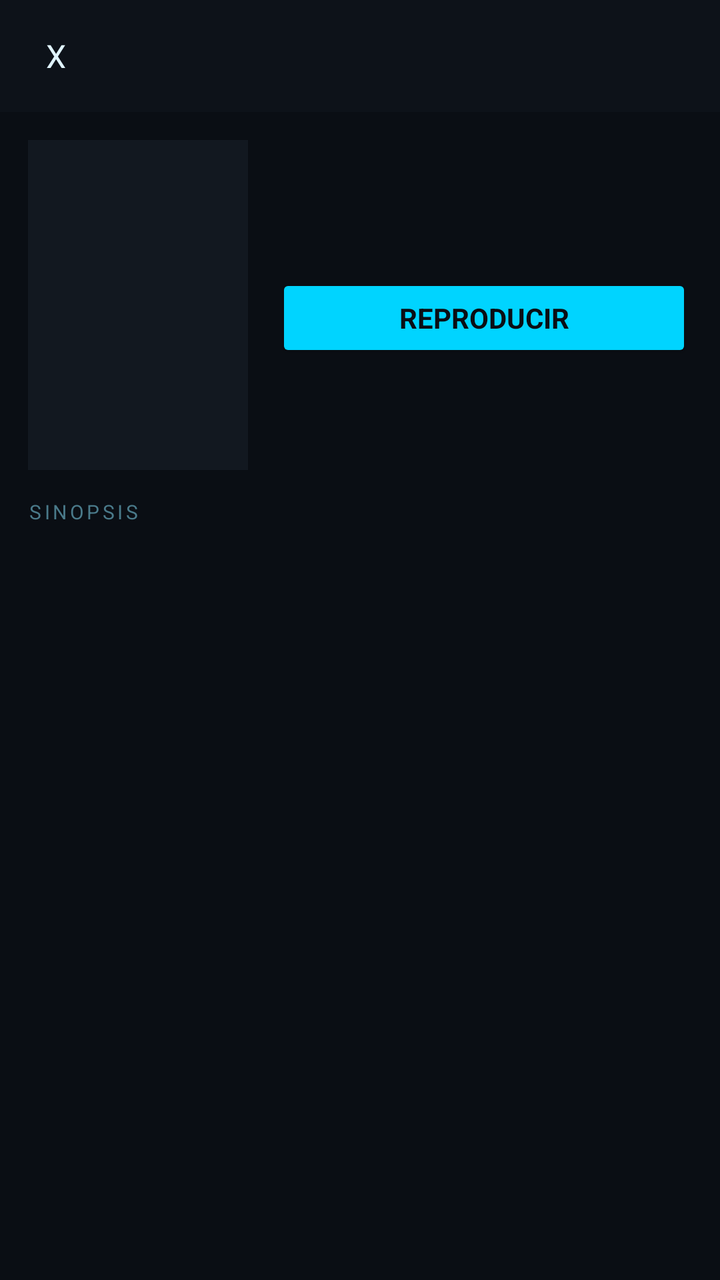
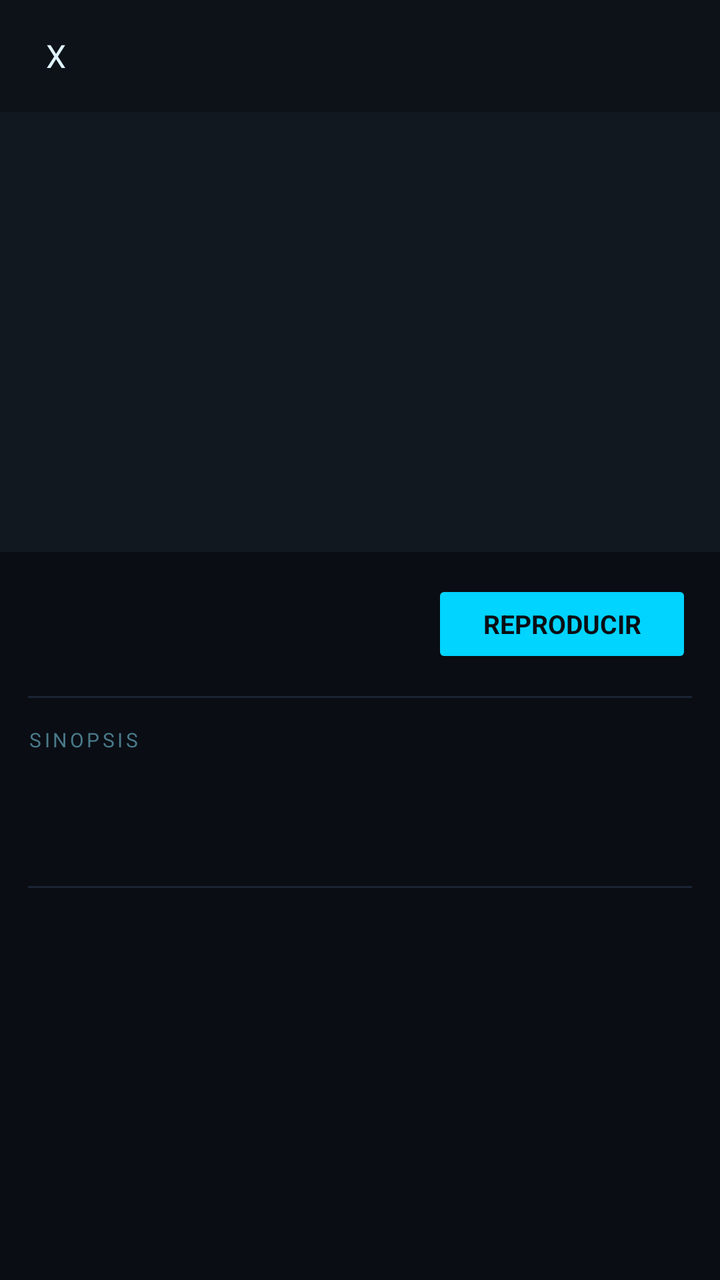

Screens rendered from an Android XML layout before and after an edit, with the pre-edit source and the edit as a unified diff.
<!-- AndroidManifest.xml: application theme Theme.JOX3TV -->
<!-- res/layout/activity_vod_detail.xml -->
<?xml version="1.0" encoding="utf-8"?>
<LinearLayout xmlns:android="http://schemas.android.com/apk/res/android"
    android:layout_width="match_parent"
    android:layout_height="match_parent"
    android:orientation="vertical"
    android:background="@color/bg">

    <LinearLayout
        android:layout_width="match_parent"
        android:layout_height="wrap_content"
        android:orientation="horizontal"
        android:gravity="center_vertical"
        android:background="@color/bg2"
        android:padding="10dp">

        <TextView
            android:id="@+id/btn_back"
            android:layout_width="36dp"
            android:layout_height="36dp"
            android:gravity="center"
            android:text="X"
            android:textSize="16sp"
            android:textColor="@color/text"
            android:background="?attr/selectableItemBackgroundBorderless"/>

        <TextView
            android:id="@+id/tv_title"
            android:layout_width="0dp"
            android:layout_height="wrap_content"
            android:layout_weight="1"
            android:textSize="15sp"
            android:textStyle="bold"
            android:textColor="@color/text"
            android:paddingStart="10dp"
            android:maxLines="1"
            android:ellipsize="end"/>

    </LinearLayout>

    <androidx.core.widget.NestedScrollView
        android:layout_width="match_parent"
        android:layout_height="match_parent">

        <LinearLayout
            android:layout_width="match_parent"
            android:layout_height="wrap_content"
            android:orientation="vertical">

            <LinearLayout
                android:layout_width="match_parent"
                android:layout_height="wrap_content"
                android:orientation="horizontal"
                android:padding="14dp">

                <ImageView
                    android:id="@+id/iv_cover"
                    android:layout_width="110dp"
                    android:layout_height="165dp"
                    android:scaleType="centerCrop"
                    android:background="@color/bg3"/>

                <LinearLayout
                    android:layout_width="0dp"
                    android:layout_height="wrap_content"
                    android:layout_weight="1"
                    android:orientation="vertical"
                    android:paddingStart="14dp">

                    <LinearLayout
                        android:layout_width="match_parent"
                        android:layout_height="wrap_content"
                        android:orientation="horizontal"
                        android:layout_marginBottom="4dp">

                        <TextView
                            android:id="@+id/tv_rating"
                            android:layout_width="wrap_content"
                            android:layout_height="wrap_content"
                            android:textColor="@color/yellow"
                            android:textSize="13sp"
                            android:textStyle="bold"
                            android:layout_marginEnd="10dp"/>

                        <TextView
                            android:id="@+id/tv_year"
                            android:layout_width="wrap_content"
                            android:layout_height="wrap_content"
                            android:textColor="@color/muted"
                            android:textSize="12sp"/>

                    </LinearLayout>

                    <TextView
                        android:id="@+id/tv_genre"
                        android:layout_width="wrap_content"
                        android:layout_height="wrap_content"
                        android:textColor="@color/accent"
                        android:textSize="11sp"
                        android:layout_marginBottom="4dp"/>

                    <TextView
                        android:id="@+id/tv_duration"
                        android:layout_width="wrap_content"
                        android:layout_height="wrap_content"
                        android:textColor="@color/muted2"
                        android:textSize="11sp"
                        android:layout_marginBottom="12dp"/>

                    <TextView
                        android:id="@+id/tv_progress"
                        android:layout_width="wrap_content"
                        android:layout_height="wrap_content"
                        android:textColor="@color/accent2"
                        android:textSize="11sp"
                        android:layout_marginBottom="12dp"
                        android:visibility="gone"/>

                    <Button
                        android:id="@+id/btn_play"
                        android:layout_width="match_parent"
                        android:layout_height="44dp"
                        android:text="Reproducir"
                        android:textSize="14sp"
                        android:textStyle="bold"
                        android:backgroundTint="@color/accent"
                        android:textColor="@color/bg"/>

                </LinearLayout>

            </LinearLayout>

            <LinearLayout
                android:layout_width="match_parent"
                android:layout_height="wrap_content"
                android:orientation="vertical"
                android:paddingStart="14dp"
                android:paddingEnd="14dp"
                android:paddingBottom="20dp">

                <TextView
                    android:layout_width="wrap_content"
                    android:layout_height="wrap_content"
                    android:text="SINOPSIS"
                    android:textSize="10sp"
                    android:textColor="@color/muted"
                    android:letterSpacing="0.15"
                    android:layout_marginBottom="8dp"/>

                <TextView
                    android:id="@+id/tv_plot"
                    android:layout_width="match_parent"
                    android:layout_height="wrap_content"
                    android:textColor="@color/text"
                    android:textSize="13sp"
                    android:lineSpacingExtra="4dp"/>

                <TextView
                    android:id="@+id/tv_cast"
                    android:layout_width="match_parent"
                    android:layout_height="wrap_content"
                    android:textColor="@color/muted2"
                    android:textSize="11sp"
                    android:layout_marginTop="12dp"/>

            </LinearLayout>

        </LinearLayout>

    </androidx.core.widget.NestedScrollView>

</LinearLayout>
<!-- resources referenced by this layout -->
<resources>
  <color name="accent">#00D4FF</color>
  <color name="accent2">#00FF88</color>
  <color name="bg">#0a0e14</color>
  <color name="bg2">#0d1219</color>
  <color name="bg3">#121820</color>
  <color name="muted">#4A7A8A</color>
  <color name="muted2">#7AB8CC</color>
  <color name="text">#E0F4FF</color>
  <color name="yellow">#FFC107</color>
  <style name="Theme.JOX3TV" parent="Theme.MaterialComponents.NoActionBar">
          <item name="colorPrimary">@color/accent</item>
          <item name="colorPrimaryDark">@color/bg</item>
          <item name="colorAccent">@color/accent2</item>
          <item name="android:windowBackground">@color/bg</item>
          <item name="android:statusBarColor">@color/bg</item>
          <item name="android:navigationBarColor">@color/bg</item>
          <item name="android:textColor">@color/text</item>
          <item name="android:fontFamily">sans-serif</item>
      </style>
</resources>

<!-- the commit's change to res/layout/activity_vod_detail.xml (unified diff, before → after) -->
@@ -5,6 +5,7 @@
     android:orientation="vertical"
     android:background="@color/bg">
 
+    
     <LinearLayout
         android:layout_width="match_parent"
         android:layout_height="wrap_content"
@@ -46,25 +47,27 @@
             android:layout_height="wrap_content"
             android:orientation="vertical">
 
+            
+            <ImageView
+                android:id="@+id/iv_cover"
+                android:layout_width="match_parent"
+                android:layout_height="220dp"
+                android:scaleType="centerCrop"
+                android:background="@color/bg3"/>
+
+            
             <LinearLayout
                 android:layout_width="match_parent"
                 android:layout_height="wrap_content"
                 android:orientation="horizontal"
-                android:padding="14dp">
-
-                <ImageView
-                    android:id="@+id/iv_cover"
-                    android:layout_width="110dp"
-                    android:layout_height="165dp"
-                    android:scaleType="centerCrop"
-                    android:background="@color/bg3"/>
+                android:padding="14dp"
+                android:gravity="center_vertical">
 
                 <LinearLayout
                     android:layout_width="0dp"
                     android:layout_height="wrap_content"
                     android:layout_weight="1"
-                    android:orientation="vertical"
-                    android:paddingStart="14dp">
+                    android:orientation="vertical">
 
                     <LinearLayout
                         android:layout_width="match_parent"
@@ -86,6 +89,14 @@
                             android:layout_width="wrap_content"
                             android:layout_height="wrap_content"
                             android:textColor="@color/muted"
+                            android:textSize="12sp"
+                            android:layout_marginEnd="10dp"/>
+
+                        <TextView
+                            android:id="@+id/tv_duration"
+                            android:layout_width="wrap_content"
+                            android:layout_height="wrap_content"
+                            android:textColor="@color/muted2"
                             android:textSize="12sp"/>
 
                     </LinearLayout>
@@ -95,16 +106,7 @@
                         android:layout_width="wrap_content"
                         android:layout_height="wrap_content"
                         android:textColor="@color/accent"
-                        android:textSize="11sp"
-                        android:layout_marginBottom="4dp"/>
-
-                    <TextView
-                        android:id="@+id/tv_duration"
-                        android:layout_width="wrap_content"
-                        android:layout_height="wrap_content"
-                        android:textColor="@color/muted2"
-                        android:textSize="11sp"
-                        android:layout_marginBottom="12dp"/>
+                        android:textSize="11sp"/>
 
                     <TextView
                         android:id="@+id/tv_progress"
@@ -112,30 +114,34 @@
                         android:layout_height="wrap_content"
                         android:textColor="@color/accent2"
                         android:textSize="11sp"
-                        android:layout_marginBottom="12dp"
+                        android:layout_marginTop="4dp"
                         android:visibility="gone"/>
 
-                    <Button
-                        android:id="@+id/btn_play"
-                        android:layout_width="match_parent"
-                        android:layout_height="44dp"
-                        android:text="Reproducir"
-                        android:textSize="14sp"
-                        android:textStyle="bold"
-                        android:backgroundTint="@color/accent"
-                        android:textColor="@color/bg"/>
-
                 </LinearLayout>
 
+                
+                <Button
+                    android:id="@+id/btn_play"
+                    android:layout_width="130dp"
+                    android:layout_height="44dp"
+                    android:text="Reproducir"
+                    android:textSize="13sp"
+                    android:textStyle="bold"
+                    android:backgroundTint="@color/accent"
+                    android:textColor="@color/bg"/>
+
             </LinearLayout>
 
+            <View android:layout_width="match_parent" android:layout_height="1dp"
+                android:background="@color/border"
+                android:layout_marginStart="14dp" android:layout_marginEnd="14dp"/>
+
+            
             <LinearLayout
                 android:layout_width="match_parent"
                 android:layout_height="wrap_content"
                 android:orientation="vertical"
-                android:paddingStart="14dp"
-                android:paddingEnd="14dp"
-                android:paddingBottom="20dp">
+                android:padding="14dp">
 
                 <TextView
                     android:layout_width="wrap_content"
@@ -164,6 +170,32 @@
 
             </LinearLayout>
 
+            <View android:layout_width="match_parent" android:layout_height="1dp"
+                android:background="@color/border"
+                android:layout_marginStart="14dp" android:layout_marginEnd="14dp"/>
+
+            
+            <TextView
+                android:id="@+id/tv_rec_title"
+                android:layout_width="match_parent"
+                android:layout_height="wrap_content"
+                android:text="MAS DE ESTE GENERO"
+                android:textSize="10sp"
+                android:textColor="@color/muted"
+                android:letterSpacing="0.15"
+                android:padding="14dp"
+                android:paddingBottom="6dp"
+                android:visibility="gone"/>
+
+            <androidx.recyclerview.widget.RecyclerView
+                android:id="@+id/rv_recommendations"
+                android:layout_width="match_parent"
+                android:layout_height="wrap_content"
+                android:padding="8dp"
+                android:clipToPadding="false"
+                android:nestedScrollingEnabled="false"
+                android:visibility="gone"/>
+
         </LinearLayout>
 
     </androidx.core.widget.NestedScrollView>
<!-- resource entries referenced after the edit -->
@@ -5,6 +5,7 @@
   <color name="bg">#0a0e14</color>
   <color name="bg2">#0d1219</color>
   <color name="bg3">#121820</color>
+  <color name="border">#1a2535</color>
   <color name="muted">#4A7A8A</color>
   <color name="muted2">#7AB8CC</color>
   <color name="text">#E0F4FF</color>
